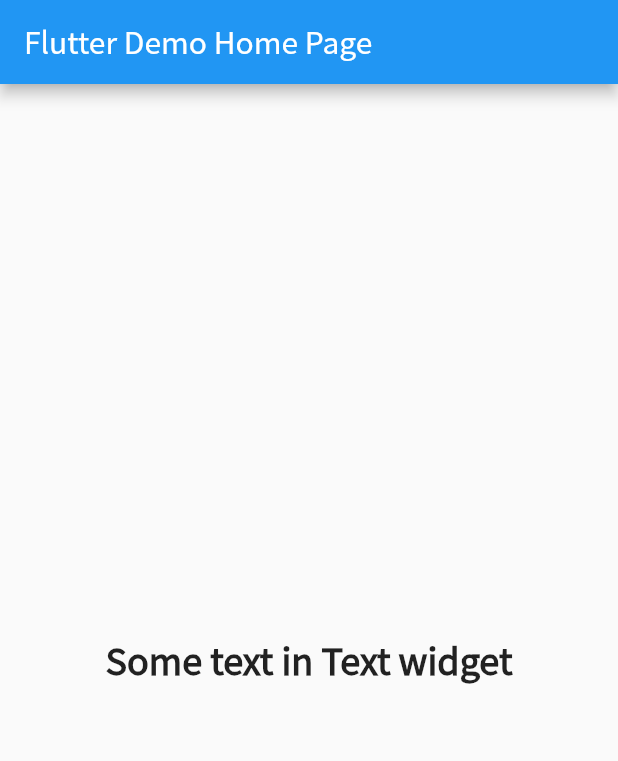
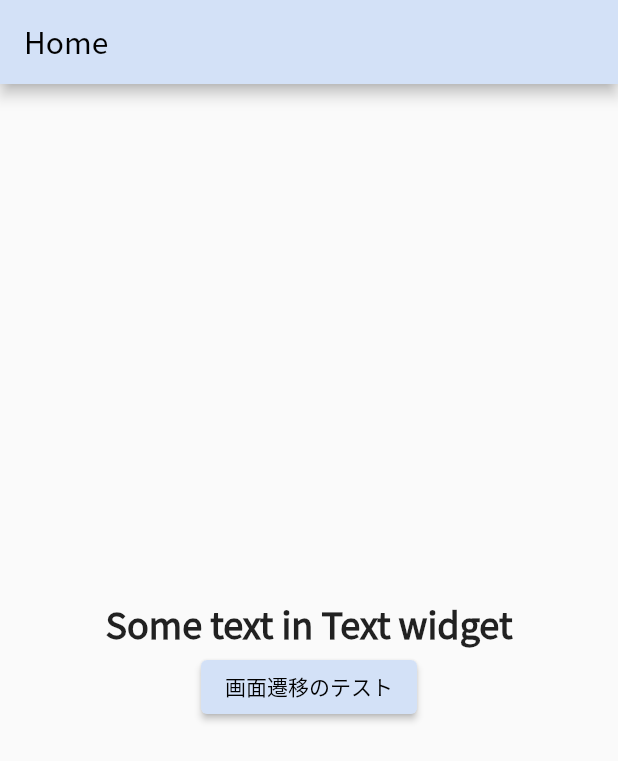
Before and after one commit to Hiroki1112/hackathon_supporterz, a Flutter app: the screen it shows after launch, on a phone screen of 412 x 824 dp. Shown: the top 761 px of the screen. Run offline on Flutter 3.47's test engine with Material 2 defaults, Android fonts, the phone set to English and light mode, and no system bars; our stand-ins replace url_strategy; missing offline and left inert: dart:js.

Commit message:
ページングの設定

```diff
--- a/lib/main.dart
+++ b/lib/main.dart
@@ -1,7 +1,13 @@
 import 'package:flutter/material.dart';
-import 'package:hackathon_supporterz/views/home/home_screen.dart';
+import 'package:hackathon_supporterz/routes.dart';
+import 'package:hackathon_supporterz/util/app_theme.dart';
+import 'package:hackathon_supporterz/util/config.dart';
+import 'package:hackathon_supporterz/screens/home/home_screen.dart';
+import 'screens/my_page/mypage_screen.dart';
+import 'package:url_strategy/url_strategy.dart';
 
 void main() {
+  setPathUrlStrategy();
   runApp(
     const MyApp(),
   );
@@ -14,12 +20,39 @@
   Widget build(BuildContext context) {
     return MaterialApp(
       debugShowCheckedModeBanner: false,
-      title: 'Flutter Demo',
+      title: 'Supporterz hackaython',
       theme: ThemeData(
-        primarySwatch: Colors.blue,
-        fontFamily: 'NotoSansJP',
+        // Material Colorは以下の関数を用いて設定できる
+        primarySwatch: Config.createMaterialColor(
+          const Color(0xFFD3E1F7),
+        ),
+        backgroundColor: AppTheme.background,
+        fontFamily: Config.themeFont,
       ),
-      home: const HomePage(title: 'Flutter Demo Home Page'),
+      initialRoute: HomeScreen.routeName,
+      routes: routes,
+      onGenerateRoute: (RouteSettings setting) {
+        // 引数つきの画面遷移の場合の例
+        // 引数を格納するモデルを作成しておき、setting.argumentsで得られる値を
+        // 作成したモデルにキャストして使用する。
+        // 参考　：　https://flutter.dev/docs/cookbook/navigation/navigate-with-arguments
+        if (setting.name == MyPageScreen.routeName) {
+          debugPrint(setting.name);
+          final args = setting.arguments as MyPageScreenArgs;
+          return MaterialPageRoute(
+            // ここでsettingを渡さないと遷移した時にURLが遷移しない
+            settings: setting,
+            builder: (BuildContext context) {
+              return MyPageScreen(
+                title: args.title,
+              );
+            },
+          );
+        }
+
+        assert(false, 'Need to implement ${setting.name}');
+        return null;
+      },
     );
   }
 }
--- /dev/null
+++ b/lib/routes.dart
@@ -0,0 +1,16 @@
+import 'dart:js';
+
+import 'package:flutter/material.dart';
+import 'package:hackathon_supporterz/screens/home/home_screen.dart';
+
+/// routesに全てのページを集約して、クラス内で引数を取得することもできたが、
+/// 引数が必要なウィジェット、不要なウィジェットが分かりにくくなるため
+/// 今回は引数の必要ないページはroutesに、必要なウィジェットは
+/// onGenerateRoute関数内に書くことにした。
+
+/// 画面遷移のルーティングを管理するMap
+/// 但し引数を渡す時はここには登録せず、onGenerateRoute内に
+/// ページ遷移の処理を書く。
+final Map<String, WidgetBuilder> routes = {
+  HomeScreen.routeName: (context) => const HomeScreen(),
+};
--- /dev/null
+++ b/lib/screens/home/home_screen.dart
@@ -0,0 +1,40 @@
+import 'package:flutter/material.dart';
+import 'package:hackathon_supporterz/screens/my_page/mypage_screen.dart';
+import 'package:hackathon_supporterz/util/config.dart';
+
+class HomeScreen extends StatelessWidget {
+  static const routeName = '/';
+  const HomeScreen({
+    Key? key,
+  }) : super(key: key);
+
+  @override
+  Widget build(BuildContext context) {
+    return Scaffold(
+      appBar: AppBar(
+        title: const Text('Home'),
+      ),
+      body: Center(
+        child: Column(
+          mainAxisAlignment: MainAxisAlignment.center,
+          children: <Widget>[
+            const Text(
+              'Some text in Text widget',
+              style: Config.h1,
+            ),
+            ElevatedButton(
+              onPressed: () {
+                Navigator.pushNamed(
+                  context,
+                  MyPageScreen.routeName,
+                  arguments: MyPageScreenArgs('テキスト送信テスト'),
+                );
+              },
+              child: const Text('画面遷移のテスト'),
+            ),
+          ],
+        ),
+      ),
+    );
+  }
+}
--- /dev/null
+++ b/lib/util/app_theme.dart
@@ -0,0 +1,9 @@
+import 'package:flutter/material.dart';
+
+/// 各種カラー、themeをまとめたクラス
+class AppTheme {
+  AppTheme._();
+
+  // カラー系
+  static const Color background = Color(0xFFF2F3F8);
+}
--- a/lib/util/config.dart
+++ b/lib/util/config.dart
@@ -1,7 +1,7 @@
 import 'package:flutter/material.dart';
 import 'package:flutter/widgets.dart';
 
-/// デバイスの高さの取得、テキストのスタイルの設定のためのクラス
+/// デバイスサイズ、テキストのスタイル、その他テーマの設定のためのクラス
 /// 異なるページ間でもスタイルを統一するために、可能な限り使用する。
 ///
 /// {@tool snippet}
@@ -19,14 +19,42 @@
 /// {@end-tool}
 ///
 class Config {
+  Config._();
+
+  // フォント系
+  static String themeFont = 'NotoSansJP';
+
+  // スクリーンサイズ等
   static double deviceHeight(BuildContext context) =>
       MediaQuery.of(context).size.height;
 
   static double deviceWidth(BuildContext context) =>
       MediaQuery.of(context).size.width;
 
-  static TextStyle? h1(BuildContext context) => const TextStyle(
-        fontSize: 24.0,
-        fontWeight: FontWeight.w700,
+  // テキストスタイル系
+  static const TextStyle h1 = TextStyle(
+    fontSize: 24.0,
+    fontWeight: FontWeight.w700,
+  );
+
+  static MaterialColor createMaterialColor(Color color) {
+    List strengths = <double>[.05];
+    final swatch = <int, Color>{};
+    final int r = color.red, g = color.green, b = color.blue;
+
+    for (int i = 1; i < 10; i++) {
+      strengths.add(0.1 * i);
+    }
+    // ignore: avoid_function_literals_in_foreach_calls
+    strengths.forEach((strength) {
+      final double ds = 0.5 - strength;
+      swatch[(strength * 1000).round()] = Color.fromRGBO(
+        r + ((ds < 0 ? r : (255 - r)) * ds).round(),
+        g + ((ds < 0 ? g : (255 - g)) * ds).round(),
+        b + ((ds < 0 ? b : (255 - b)) * ds).round(),
+        1,
       );
+    });
+    return MaterialColor(color.value, swatch);
+  }
 }
--- a/lib/views/home/home_screen.dart
+++ /dev/null
@@ -1,31 +0,0 @@
-import 'package:flutter/material.dart';
-import 'package:hackathon_supporterz/util/config.dart';
-
-class HomePage extends StatelessWidget {
-  const HomePage({
-    Key? key,
-    required this.title,
-  }) : super(key: key);
-
-  final String title;
-
-  @override
-  Widget build(BuildContext context) {
-    return Scaffold(
-      appBar: AppBar(
-        title: Text(title),
-      ),
-      body: Center(
-        child: Column(
-          mainAxisAlignment: MainAxisAlignment.center,
-          children: <Widget>[
-            Text(
-              'Some text in Text widget',
-              style: Config.h1(context),
-            ),
-          ],
-        ),
-      ),
-    );
-  }
-}
--- a/pubspec.yaml
+++ b/pubspec.yaml
@@ -34,6 +34,7 @@
   # The following adds the Cupertino Icons font to your application.
   # Use with the CupertinoIcons class for iOS style icons.
   cupertino_icons: ^1.0.2
+  url_strategy: ^0.2.0
 
 
   # google_fonts:
```
Also changed, not shown: lib/screens/my_page/mypage_screen.dart (added, +35 -0 lines), pubspec.lock.
